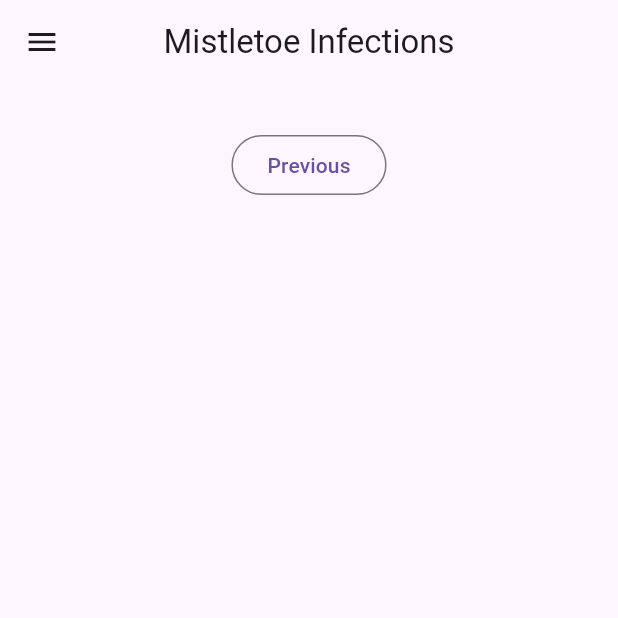
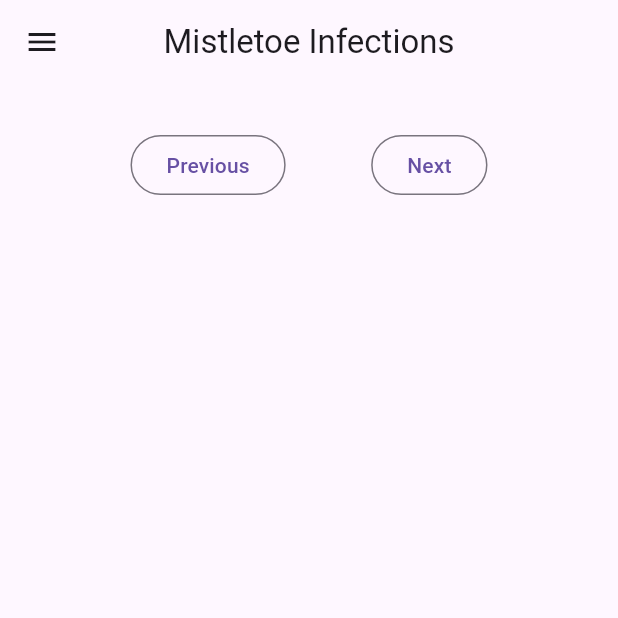
Before and after one commit to wleejess/forestryapp, a Flutter app: the screen it shows after launch, in the side drawer, after a tap on "Mistletoe", on a phone screen of 412 x 824 dp, the top half of it. Run offline on Flutter 3.47's test engine with Material 3 defaults, Android fonts, the phone set to English and light mode, and no system bars.

Commit message:
Adds next button to the mistletoe screen

```diff
--- a/lib/screens/mistletoe_screen.dart
+++ b/lib/screens/mistletoe_screen.dart
@@ -37,7 +37,8 @@ class MistletoeScreen extends StatelessWidget {
           Row(
             mainAxisAlignment: MainAxisAlignment.spaceEvenly,
             children: [
-              _buildButtonPrevious(context,)
+              _buildButtonPrevious(context),
+              _buildButtonNext(context),
             ],
           )
         ],
@@ -53,4 +54,10 @@ class MistletoeScreen extends StatelessWidget {
     );
   }
 
+  Widget _buildButtonNext(BuildContext context) {
+    return OutlinedButton(
+      onPressed: () {},
+      child: const Text(_buttonLabelNext),
+    );
+  }
 }
```
